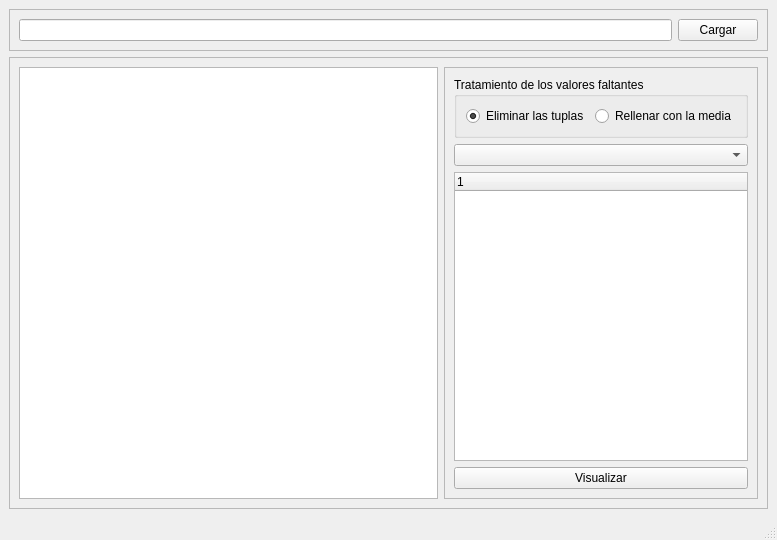
indirivacua/vis-bestars, file ui/main_window.ui: the form before one commit.
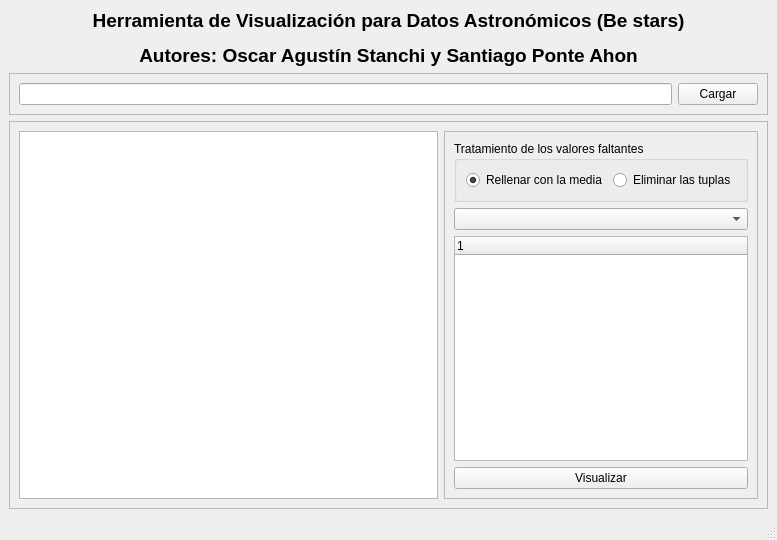
The form after the commit.

Diff of the .ui file:
```diff
--- a/ui/main_window.ui
+++ b/ui/main_window.ui
@@ -15,6 +15,13 @@
   </property>
   <widget class="QWidget" name="centralwidget">
    <layout class="QVBoxLayout" name="verticalLayout_2">
+    <item>
+     <widget class="QLabel" name="label">
+      <property name="text">
+       <string>&lt;html&gt;&lt;head/&gt;&lt;body&gt;&lt;p align=&quot;center&quot;&gt;&lt;span style=&quot; font-size:14pt; font-weight:600;&quot;&gt;Herramienta de Visualización para Datos Astronómicos (Be stars)&lt;/span&gt;&lt;/p&gt;&lt;p align=&quot;center&quot;&gt;&lt;span style=&quot; font-size:14pt; font-weight:600;&quot;&gt;Autores: Oscar Agustín Stanchi y Santiago Ponte Ahon&lt;/span&gt;&lt;/p&gt;&lt;/body&gt;&lt;/html&gt;</string>
+      </property>
+     </widget>
+    </item>
     <item>
      <widget class="QFrame" name="frame">
       <property name="frameShape">
@@ -64,21 +71,21 @@
              <string>Tratamiento de los valores faltantes</string>
             </property>
             <layout class="QHBoxLayout" name="horizontalLayout_3">
-             <item>
-              <widget class="QRadioButton" name="radioButton_remove_tuples">
-               <property name="text">
-                <string>Eliminar las tuplas</string>
-               </property>
-               <property name="checked">
-                <bool>true</bool>
-               </property>
-              </widget>
-             </item>
              <item>
               <widget class="QRadioButton" name="radioButton_fill_mean">
                <property name="text">
                 <string>Rellenar con la media</string>
                </property>
+               <property name="checked">
+                <bool>true</bool>
+               </property>
+              </widget>
+             </item>
+             <item>
+              <widget class="QRadioButton" name="radioButton_remove_tuples">
+               <property name="text">
+                <string>Eliminar las tuplas</string>
+               </property>
               </widget>
              </item>
             </layout>
@@ -88,7 +95,13 @@
            <widget class="QComboBox" name="comboBox_vis"/>
           </item>
           <item>
-           <widget class="QTreeWidget" name="treeWidget_features"/>
+           <widget class="QTreeWidget" name="treeWidget_features">
+            <column>
+             <property name="text">
+              <string notr="true">1</string>
+             </property>
+            </column>
+           </widget>
           </item>
           <item>
            <widget class="QPushButton" name="pushButton_vis">
```
